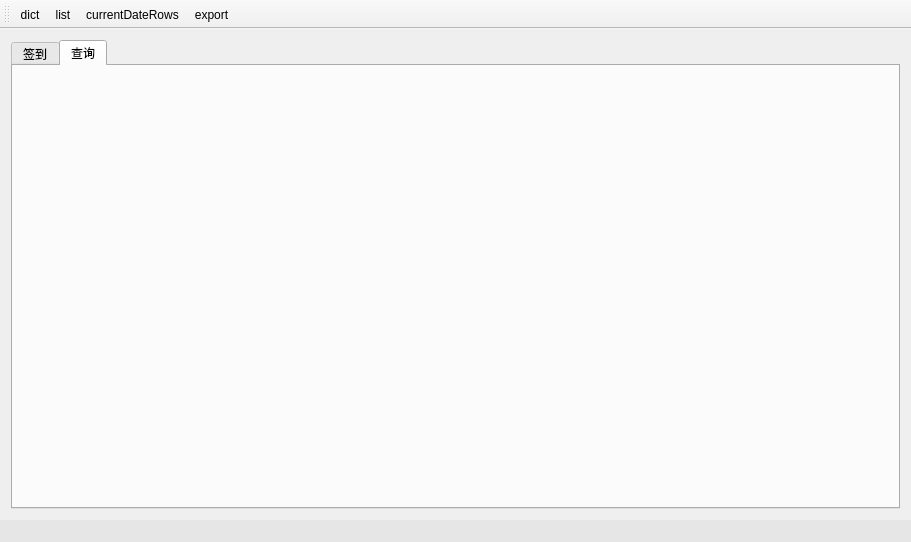
crouse/memory, file mainwindow.ui: the form before one commit.
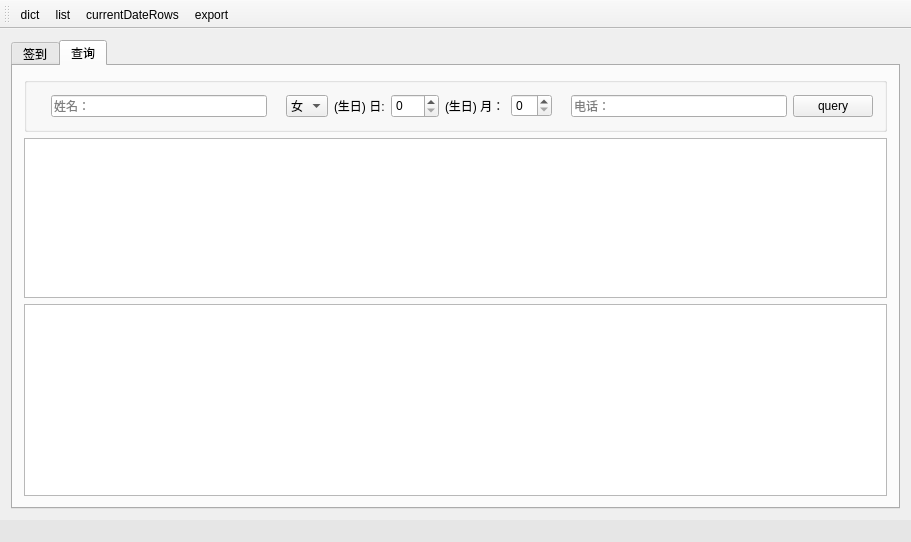
The form after the commit. The open tabs and pages were chosen to show the change.

Commit message: 添加查询页面

What changed in the file:
```diff
--- a/mainwindow.ui
+++ b/mainwindow.ui
@@ -212,6 +212,131 @@
        <attribute name="title">
         <string>查询</string>
        </attribute>
+       <layout class="QVBoxLayout" name="verticalLayout_2">
+        <item>
+         <widget class="QGroupBox" name="queryGroup">
+          <layout class="QHBoxLayout" name="horizontalLayout_3">
+           <item>
+            <widget class="QLabel" name="labelQName">
+             <property name="text">
+              <string/>
+             </property>
+            </widget>
+           </item>
+           <item>
+            <widget class="QLineEdit" name="lineEditQName">
+             <property name="placeholderText">
+              <string>姓名：</string>
+             </property>
+            </widget>
+           </item>
+           <item>
+            <widget class="QLabel" name="labelQGender">
+             <property name="text">
+              <string/>
+             </property>
+            </widget>
+           </item>
+           <item>
+            <widget class="QComboBox" name="comboBoxQGender">
+             <item>
+              <property name="text">
+               <string>女</string>
+              </property>
+             </item>
+             <item>
+              <property name="text">
+               <string>男</string>
+              </property>
+             </item>
+             <item>
+              <property name="text">
+               <string/>
+              </property>
+             </item>
+            </widget>
+           </item>
+           <item>
+            <widget class="QLabel" name="labelQDay">
+             <property name="text">
+              <string>(生日) 日:</string>
+             </property>
+            </widget>
+           </item>
+           <item>
+            <widget class="QSpinBox" name="spinBoxDay">
+             <property name="minimumSize">
+              <size>
+               <width>48</width>
+               <height>24</height>
+              </size>
+             </property>
+             <property name="showGroupSeparator" stdset="0">
+              <bool>false</bool>
+             </property>
+            </widget>
+           </item>
+           <item>
+            <widget class="QLabel" name="labelQMonth">
+             <property name="text">
+              <string>(生日) 月：</string>
+             </property>
+            </widget>
+           </item>
+           <item>
+            <widget class="QSpinBox" name="spinBoxMonth"/>
+           </item>
+           <item>
+            <widget class="QLabel" name="labelQPhone">
+             <property name="text">
+              <string/>
+             </property>
+            </widget>
+           </item>
+           <item>
+            <widget class="QLineEdit" name="lineEditQPhone">
+             <property name="placeholderText">
+              <string>电话：</string>
+             </property>
+            </widget>
+           </item>
+           <item>
+            <widget class="QPushButton" name="pushButtonQ">
+             <property name="text">
+              <string>query</string>
+             </property>
+             <property name="flat">
+              <bool>false</bool>
+             </property>
+            </widget>
+           </item>
+          </layout>
+         </widget>
+        </item>
+        <item>
+         <layout class="QVBoxLayout" name="verticalLayout_4">
+          <item>
+           <widget class="QTableView" name="tableViewQDict">
+            <property name="sizeAdjustPolicy">
+             <enum>QAbstractScrollArea::AdjustToContents</enum>
+            </property>
+            <property name="editTriggers">
+             <set>QAbstractItemView::NoEditTriggers</set>
+            </property>
+            <property name="selectionMode">
+             <enum>QAbstractItemView::MultiSelection</enum>
+            </property>
+            <property name="selectionBehavior">
+             <enum>QAbstractItemView::SelectRows</enum>
+            </property>
+           </widget>
+          </item>
+          <item>
+           <widget class="QTableView" name="tableView"/>
+          </item>
+         </layout>
+        </item>
+       </layout>
       </widget>
      </widget>
     </item>
```
Left out of the diff: 6 changed lines with no effect on the pictures. The commit also changes 2 other files.
